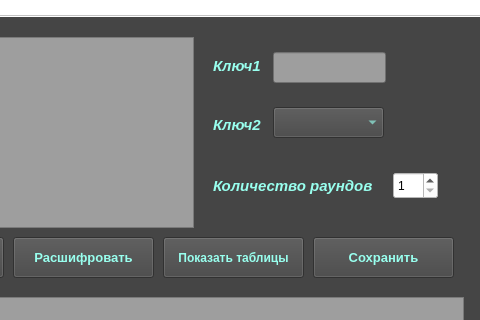
This is Feistel_cipher/mainwindow.ui in Dimple250/feistel-cipher as Qt 5 draws it before an edit; both pictures show x 147 to 627 and y 0 to 320 of the 627 by 571 pixel window. The edited form follows.
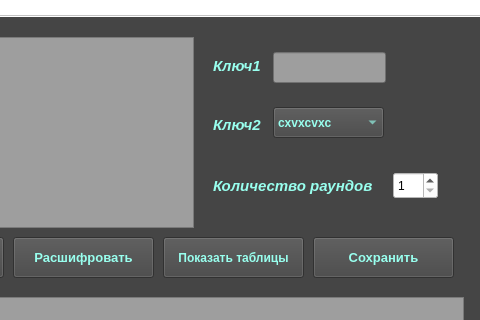
This is the edited form.

Patch:
```diff
--- a/Feistel_cipher/mainwindow.ui
+++ b/Feistel_cipher/mainwindow.ui
@@ -127,8 +127,13 @@
 selection-color: rgb(255, 130, 41);</string>
     </property>
     <property name="currentText">
-     <string/>
+     <string>cxvxcvxc</string>
     </property>
+    <item>
+     <property name="text">
+      <string>cxvxcvxc</string>
+     </property>
+    </item>
    </widget>
    <widget class="QTextEdit" name="textEdit_2">
     <property name="geometry">
```
Left out of the diff: 6 changed lines with no effect on the pictures.
